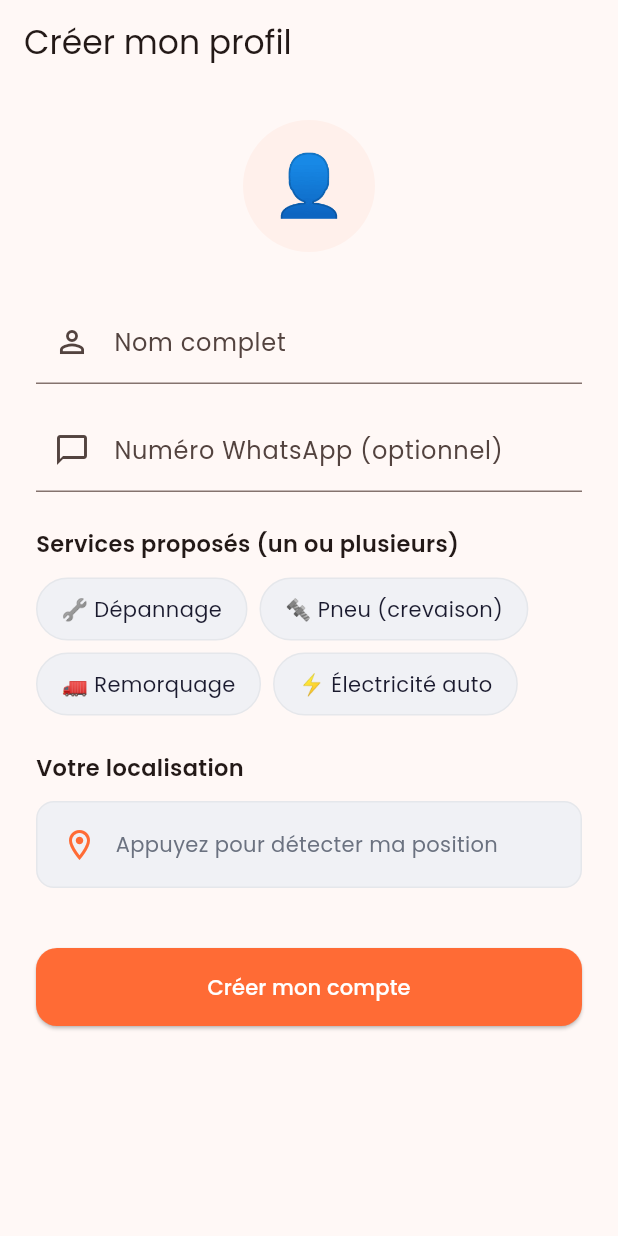
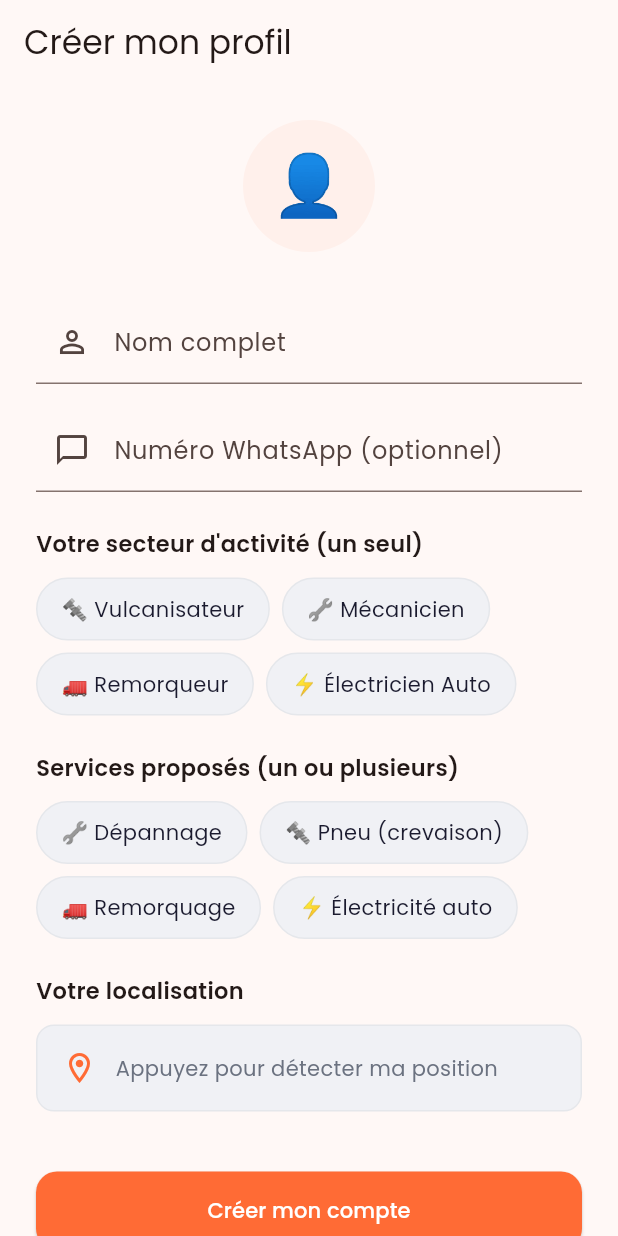
Before and after one commit to hamyago/vigiroutes-pro, a Flutter app: the ProfileSetupScreen screen opened by its route, on a phone screen of 412 x 824 dp. Run offline on Flutter 3.47's test engine with Material 3 defaults, Android fonts, the phone set to English and light mode, and no system bars; our stand-ins replace audioplayers, dio, firebase_auth, firebase_core, firebase_messaging, flutter_tts and 8 more; accounts and stored records are empty; network calls fail.

Commit message:
fix(pro): secteur d'activite reellement collecte + envoi position GPS + correction masquage erreur OTP
- profile_setup_screen: ajout d'un vrai selecteur de secteur (Vulcanisateur/Mecanicien/Remorqueur/Electricien Auto), distinct des services coches. Avant, le code envoyait le premier service coche (depannage/pneu/...) comme 'sector', valeur non reconnue par le backend -> colonne sector vide.
- api_service/auth_controller: latitude/longitude captures a l'inscription n'etaient jamais transmises a /auth/provider/login (parametres manquants). Ajoutes.
- auth_controller: _signIn() renvoyait 'true' meme en cas d'exception, ce qui faisait poursuivre l'inscription malgre l'erreur 'impossible de se connecter au serveur' affichee. Corrige en 'false'.

```diff
--- a/lib/core/services/api_service.dart
+++ b/lib/core/services/api_service.dart
@@ -117,6 +117,8 @@ class ApiService {
     String? fcmToken,
     List<String>? serviceTypes,
     String? sector,
+    double? latitude,
+    double? longitude,
   }) async {
     final res = await _dio.post(
       '/auth/provider/login',
@@ -127,6 +129,8 @@ class ApiService {
         if (fcmToken     != null) 'fcm_token':     fcmToken,
         if (serviceTypes != null) 'service_types': serviceTypes,
         if (sector       != null) 'sector':        sector,
+        if (latitude     != null) 'latitude':      latitude,
+        if (longitude    != null) 'longitude':     longitude,
       },
       options: Options(
         validateStatus: (status) => status != null && status < 300,
--- a/lib/features/auth/controllers/auth_controller.dart
+++ b/lib/features/auth/controllers/auth_controller.dart
@@ -148,7 +148,7 @@ class AuthController extends ChangeNotifier {
       _isLoading = false;
       _state     = AuthState.unauthenticated;
       notifyListeners();
-      return true;
+      return false;
     }
   }
 
@@ -175,6 +175,8 @@ class AuthController extends ChangeNotifier {
         fcmToken:      fcmToken,
         serviceTypes:  serviceTypes,
         sector:        sector,
+        latitude:      latitude,
+        longitude:     longitude,
       );
 
       // 202 = nouveau prestataire, profil incomplet
--- a/lib/features/auth/screens/profile_setup_screen.dart
+++ b/lib/features/auth/screens/profile_setup_screen.dart
@@ -21,6 +21,7 @@ class _ProfileSetupScreenState extends State<ProfileSetupScreen> {
   final _locationService = LocationService();
 
   final Set<String> _selectedServices = {};
+  String? _selectedSector;
   bool _loadingLocation = false;
   double? _lat, _lng;
 
@@ -31,6 +32,17 @@ class _ProfileSetupScreenState extends State<ProfileSetupScreen> {
     {'value': 'pneu',        'label': '🔩 Pneu (crevaison)'},
     {'value': 'remorquage',  'label': '🚛 Remorquage'},
     {'value': 'electricite', 'label': '⚡ Électricité auto'},
+  ];
+
+  // Secteur d'activité : catégorie MÉTIER unique du prestataire, distincte des
+  // services cochés ci-dessus. C'est cette valeur que le backend stocke dans
+  // la colonne `sector` (enum). ⚠️ Vérifie que ces 4 slugs correspondent
+  // exactement à l'enum défini côté Laravel (migration / FormRequest).
+  static const _sectors = [
+    {'value': 'vulcanisateur',   'label': '🔩 Vulcanisateur'},
+    {'value': 'mecanicien',      'label': '🔧 Mécanicien'},
+    {'value': 'remorqueur',      'label': '🚛 Remorqueur'},
+    {'value': 'electricien_auto','label': '⚡ Électricien Auto'},
   ];
 
   @override
@@ -54,6 +66,12 @@ class _ProfileSetupScreenState extends State<ProfileSetupScreen> {
     if (!_formKey.currentState!.validate()) return;
     final auth = context.read<AuthController>();
 
+    if (_selectedSector == null) {
+      ScaffoldMessenger.of(context).showSnackBar(
+        const SnackBar(content: Text('Sélectionnez votre secteur d\'activité.')),
+      );
+      return;
+    }
     if (_selectedServices.isEmpty) {
       ScaffoldMessenger.of(context).showSnackBar(
         const SnackBar(content: Text('Sélectionnez au moins un service.')),
@@ -73,7 +91,7 @@ class _ProfileSetupScreenState extends State<ProfileSetupScreen> {
     await auth.completeProviderProfile(
       name:         _nameCtrl.text.trim(),
       phone:        _phoneCtrl.text.trim(),
-      sector:       _selectedServices.first,
+      sector:       _selectedSector!,
       serviceTypes: _selectedServices.toList(),
       latitude:     _lat!,
       longitude:    _lng!,
@@ -142,6 +160,49 @@ class _ProfileSetupScreenState extends State<ProfileSetupScreen> {
                     hintText: '+225...',
                   ),
                   keyboardType: TextInputType.phone,
+                ),
+                const SizedBox(height: 24),
+                const Text(
+                  'Votre secteur d\'activité (un seul)',
+                  style: TextStyle(fontWeight: FontWeight.w600, fontSize: 15),
+                ),
+                const SizedBox(height: 12),
+                Wrap(
+                  spacing: 8,
+                  runSpacing: 8,
+                  children: _sectors.map((s) {
+                    final selected = _selectedSector == s['value'];
+                    return GestureDetector(
+                      onTap: () => setState(() => _selectedSector = s['value']),
+                      child: AnimatedContainer(
+                        duration: const Duration(milliseconds: 200),
+                        padding: const EdgeInsets.symmetric(horizontal: 16, vertical: 10),
+                        decoration: BoxDecoration(
+                          color: selected ? AppColors.primaryDark : AppColors.surfaceVariant,
+                          borderRadius: BorderRadius.circular(24),
+                          border: Border.all(
+                            color: selected ? AppColors.primaryDark : AppColors.border,
+                          ),
+                        ),
+                        child: Row(
+                          mainAxisSize: MainAxisSize.min,
+                          children: [
+                            if (selected) ...[
+                              const Icon(Icons.check, size: 16, color: Colors.white),
+                              const SizedBox(width: 6),
+                            ],
+                            Text(
+                              s['label']!,
+                              style: TextStyle(
+                                color: selected ? Colors.white : AppColors.textPrimary,
+                                fontWeight: selected ? FontWeight.w600 : FontWeight.w400,
+                              ),
+                            ),
+                          ],
+                        ),
+                      ),
+                    );
+                  }).toList(),
                 ),
                 const SizedBox(height: 24),
                 const Text(
```
